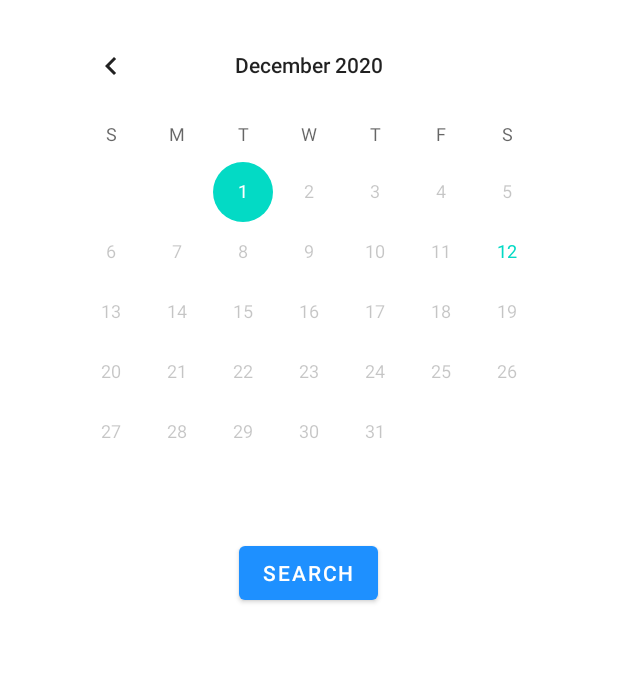
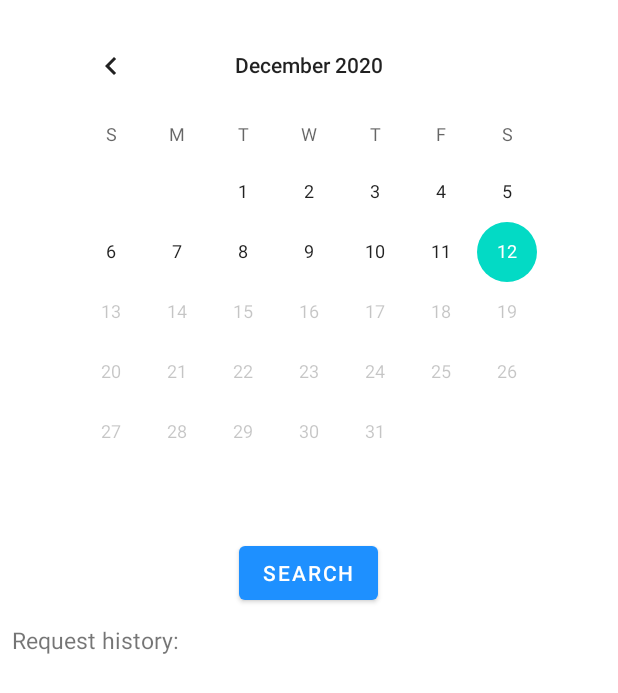
Before and after one commit to MrNevinskiy/NASA-APOD, an Android app: the layout fragment_apod_search.xml on its own in the app's theme, with its tools: preview values and no code run, on a phone screen of 412 x 824 dp. Shown: the top 693 px of the screen. Run offline under Robolectric (Android 15) with nearby library versions, the phone set to English and light mode, and no system bars.

Commit message:
0.0.6
-В class SearchPresenter cписок не подгружает все даты после перезапуска.

```diff
--- a/app/src/main/java/com/hw/apod/mvp/model/cache/room/RoomAstronomyLoreCache.java
+++ b/app/src/main/java/com/hw/apod/mvp/model/cache/room/RoomAstronomyLoreCache.java
@@ -1,4 +1,6 @@
 package com.hw.apod.mvp.model.cache.room;
+
+import android.util.Log;
 
 import com.hw.apod.mvp.model.cache.IAstronomyLoreCache;
 import com.hw.apod.mvp.model.entity.AstronomyLore;
@@ -36,6 +38,7 @@ public class RoomAstronomyLoreCache implements IAstronomyLoreCache {
                         roomAstronomyLore.getUrl());
 
                 lore.add(astronomyLore);
+                Log.d("RoomAstronomyLoreCache ",roomAstronomyLore.getDate());
             }
             return lore;
         });
@@ -54,6 +57,8 @@ public class RoomAstronomyLoreCache implements IAstronomyLoreCache {
                     astronomyLore.getHdurl(),
                     astronomyLore.getUrl());
 
+            Log.d("RoomAstronomyLoreCache",astronomyLore.getDate());
+
             roomLore.add(roomAstronomyLore);
 
             db.loreDao().insert(roomLore);
--- a/app/src/main/java/com/hw/apod/mvp/presenter/DetailPresenter.java
+++ b/app/src/main/java/com/hw/apod/mvp/presenter/DetailPresenter.java
@@ -28,13 +28,11 @@ public class DetailPresenter extends MvpPresenter<DetailView> {
         String date = astronomyLore.getDate();
         String title = astronomyLore.getTitle();
         String explanation = astronomyLore.getExplanation();
-        String hdurl = astronomyLore.getHdurl();
         String url = astronomyLore.getUrl();
 
         getViewState().setDate(date != null? date : "");
         getViewState().setExplanation(explanation != null? explanation : "");
         getViewState().setTitle(title != null? title : "");
-        getViewState().setHDurl(hdurl);
         getViewState().setUrl(url);
     }
 
--- a/app/src/main/java/com/hw/apod/mvp/presenter/SearchPresenter.java
+++ b/app/src/main/java/com/hw/apod/mvp/presenter/SearchPresenter.java
@@ -54,7 +54,7 @@ public class SearchPresenter extends MvpPresenter<SearchView> {
         @Override
         public void bindView(SearchItemView view) {
             AstronomyLore astronomyLore = lore.get(view.getPos());
-            view.setDate(astronomyLore.getDate());
+            view.setDate(astronomyLore.getTitle());
         }
 
         @Override
--- a/app/src/main/java/com/hw/apod/mvp/view/DetailView.java
+++ b/app/src/main/java/com/hw/apod/mvp/view/DetailView.java
@@ -9,6 +9,5 @@ public interface DetailView extends MvpView {
     void setTitle(String title);
     void setExplanation(String explanation);
     void setUrl(String url);
-    void setHDurl(String hdurl);
     void release();
 }
--- a/app/src/main/res/layout/fragment_apod_search.xml
+++ b/app/src/main/res/layout/fragment_apod_search.xml
@@ -15,7 +15,7 @@
             android:layout_width="wrap_content"
             android:layout_height="wrap_content"
             android:layout_marginTop="10dp"
-            android:maxDate="12/01/2020"
+            android:maxDate="12/12/2020"
             android:minDate="01/01/1999"
             android:layout_gravity="center">
         </CalendarView>
@@ -29,12 +29,20 @@
             android:layout_gravity="center">
         </Button>
 
+        <TextView
+            android:id="@+id/tv_history"
+            android:layout_width="wrap_content"
+            android:layout_height="wrap_content"
+            android:layout_marginTop="10dp"
+            android:textSize="15sp"
+            android:text="  Request history: " />
+
         <androidx.recyclerview.widget.RecyclerView
             android:id="@+id/recyclerView"
             android:layout_width="wrap_content"
             android:layout_height="wrap_content"
             android:layout_gravity="center"
-            android:layout_marginTop="10dp">
+            android:layout_marginTop="5dp">
         </androidx.recyclerview.widget.RecyclerView>
     </LinearLayout>
 
```
Also changed, not shown: app/src/main/java/com/hw/apod/mvp/model/repo/RetrofitAstronomyLoreRepo.java (+4 -3 lines), app/src/main/java/com/hw/apod/ui/adapter/SearchRVAdapter.java (+3 -8 lines), app/src/main/java/com/hw/apod/ui/fragment/APODDetailFragment.java (+0 -7 lines), app/src/main/res/layout/fragment_apod_detail.xml (+2 -9 lines).
